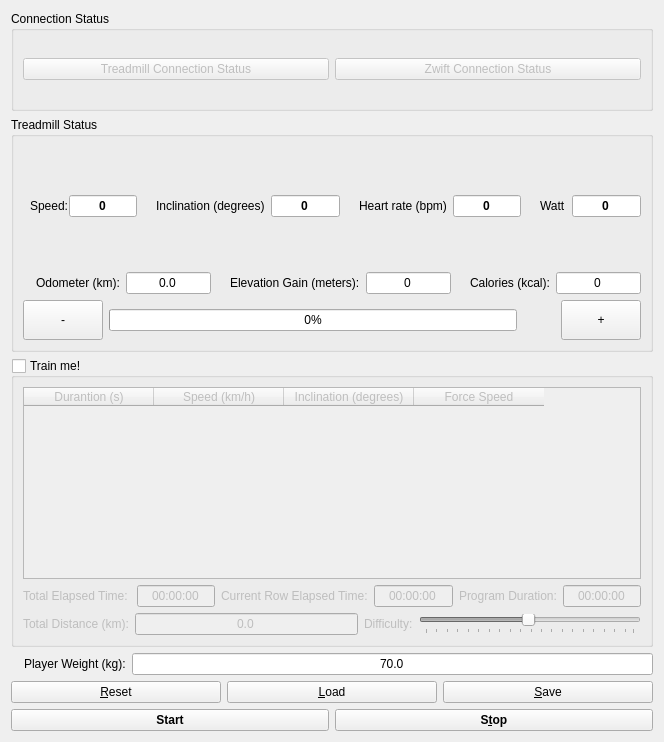
This is src/mainwindow.ui in cagnulein/qdomyos-zwift as Qt 5 draws it before an edit. The edited form follows.
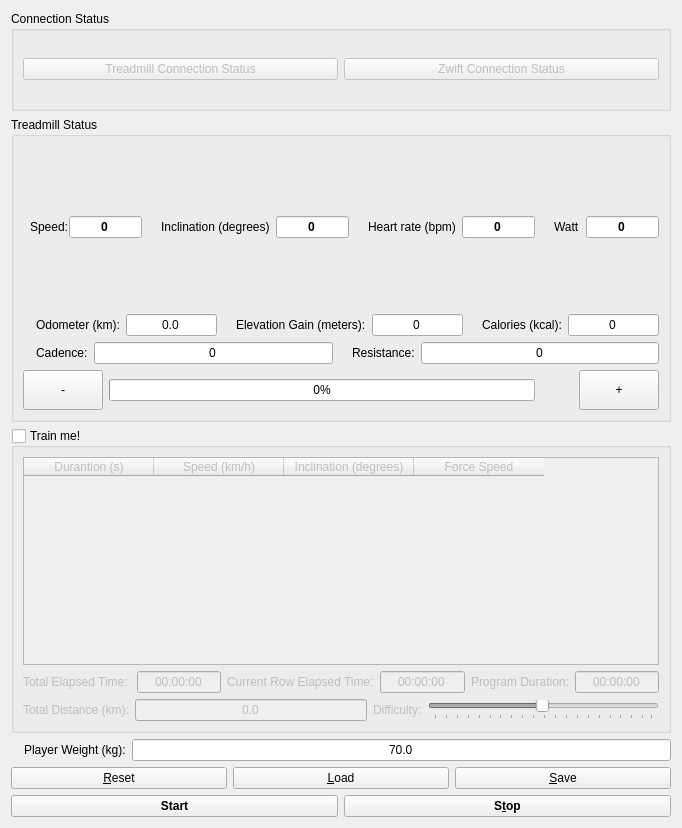
This is the edited form. Icons and pictures are not drawn.

Commit message: resistance and cadence added to UI

What changed in the file:
```diff
--- a/src/mainwindow.ui
+++ b/src/mainwindow.ui
@@ -6,8 +6,8 @@
    <rect>
     <x>0</x>
     <y>0</y>
-    <width>664</width>
-    <height>742</height>
+    <width>682</width>
+    <height>828</height>
    </rect>
   </property>
   <property name="windowTitle">
@@ -533,6 +533,88 @@
           </item>
          </layout>
         </item>
+        <item>
+         <layout class="QHBoxLayout" name="horizontalLayout_17">
+          <item>
+           <widget class="QLabel" name="label_22">
+            <property name="maximumSize">
+             <size>
+              <width>48</width>
+              <height>48</height>
+             </size>
+            </property>
+            <property name="text">
+             <string/>
+            </property>
+            <property name="pixmap">
+             <pixmap resource="icons.qrc">:/icons/icons/cadence.png</pixmap>
+            </property>
+            <property name="scaledContents">
+             <bool>true</bool>
+            </property>
+           </widget>
+          </item>
+          <item>
+           <widget class="QLabel" name="label_23">
+            <property name="text">
+             <string>Cadence:</string>
+            </property>
+           </widget>
+          </item>
+          <item>
+           <widget class="QLineEdit" name="cadence">
+            <property name="text">
+             <string>0</string>
+            </property>
+            <property name="alignment">
+             <set>Qt::AlignCenter</set>
+            </property>
+            <property name="readOnly">
+             <bool>true</bool>
+            </property>
+           </widget>
+          </item>
+          <item>
+           <widget class="QLabel" name="label_24">
+            <property name="maximumSize">
+             <size>
+              <width>48</width>
+              <height>48</height>
+             </size>
+            </property>
+            <property name="text">
+             <string/>
+            </property>
+            <property name="pixmap">
+             <pixmap resource="icons.qrc">:/icons/icons/resistance.png</pixmap>
+            </property>
+            <property name="scaledContents">
+             <bool>true</bool>
+            </property>
+           </widget>
+          </item>
+          <item>
+           <widget class="QLabel" name="label_25">
+            <property name="text">
+             <string>Resistance:</string>
+            </property>
+           </widget>
+          </item>
+          <item>
+           <widget class="QLineEdit" name="resistance">
+            <property name="text">
+             <string>0</string>
+            </property>
+            <property name="alignment">
+             <set>Qt::AlignCenter</set>
+            </property>
+            <property name="readOnly">
+             <bool>true</bool>
+            </property>
+           </widget>
+          </item>
+         </layout>
+        </item>
         <item>
          <layout class="QHBoxLayout" name="horizontalLayout_13">
           <property name="spacing">
```
Left out of the diff: 26 changed lines with no effect on the pictures. The commit also changes 4 other files.
